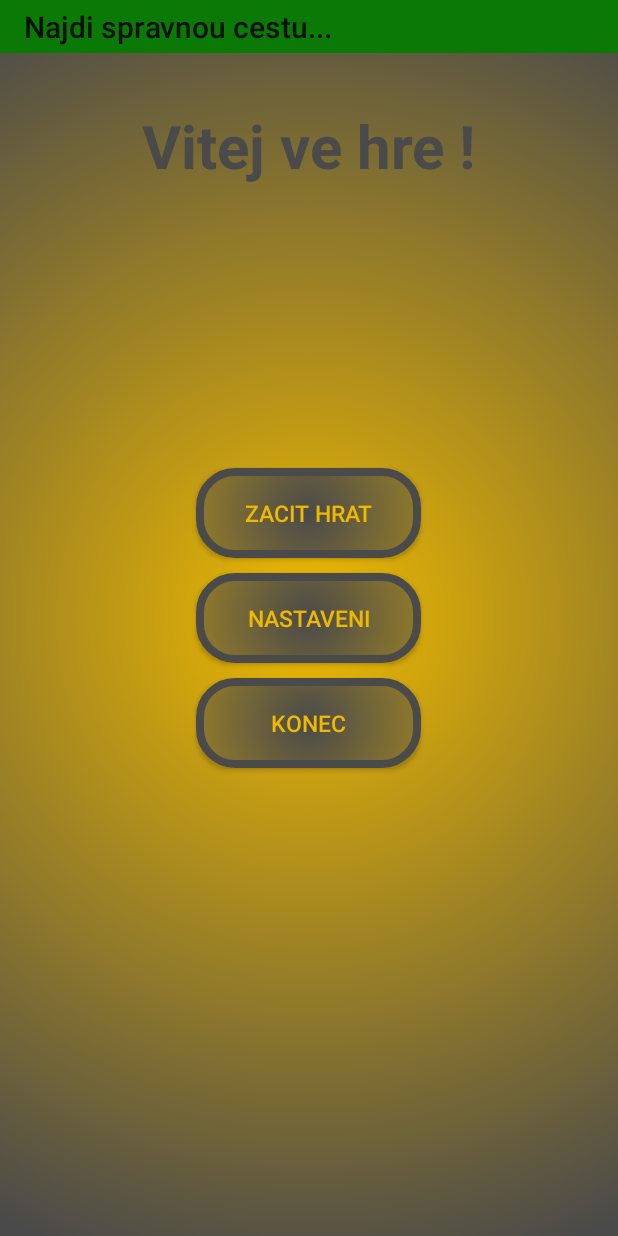
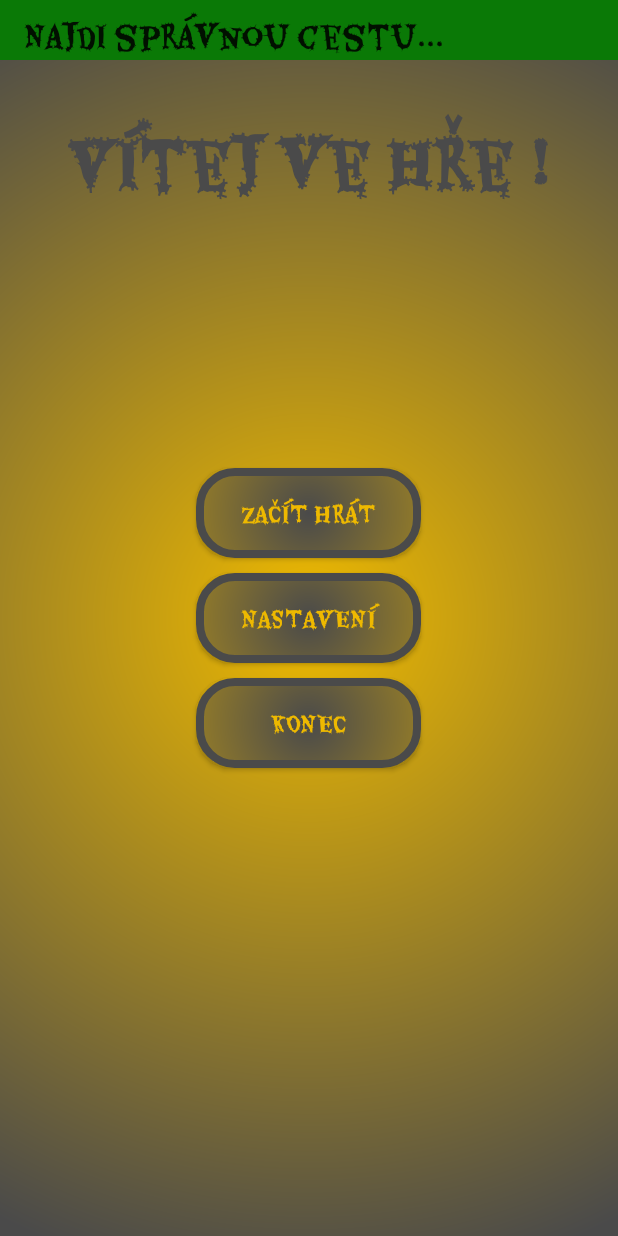
Before and after one commit to LucieTesarova/GameElf, an Android app: the screen it shows after launch (MainActivity), on a phone screen of 412 x 824 dp. Run offline under Robolectric (Android 15) with nearby library versions, the phone set to English and light mode, and no system bars.

Commit message:
set Font style

```diff
--- a/app/src/main/AndroidManifest.xml
+++ b/app/src/main/AndroidManifest.xml
@@ -5,7 +5,7 @@
     <application
         android:allowBackup="true"
         android:label="@string/app_name"
-        android:theme="@style/Theme.AppCompat.Light.NoActionBar">
+        android:theme="@style/AppTheme">
         <activity android:name=".MainActivity">
             <intent-filter>
                 <action android:name="android.intent.action.MAIN" />
--- a/app/src/main/java/com/example/lucie/mygame1/SoundDialogFragment.java
+++ b/app/src/main/java/com/example/lucie/mygame1/SoundDialogFragment.java
@@ -19,13 +19,13 @@ public class SoundDialogFragment extends DialogFragment {
 
         AlertDialog.Builder builder = new AlertDialog.Builder(getActivity(), R.style.MyDialog);
 
-        builder.setMessage("Chces mit zapnutou hudbu?")
-                .setPositiveButton("ANO", new DialogInterface.OnClickListener() {
+        builder.setMessage(R.string.hudba)
+                .setPositiveButton(R.string.ano, new DialogInterface.OnClickListener() {
                     public void onClick(DialogInterface dialog, int id) {
                         BackgroundSound.turnOnMusic();
                     }
                 })
-                .setNegativeButton("NE", new DialogInterface.OnClickListener() {
+                .setNegativeButton(R.string.ne, new DialogInterface.OnClickListener() {
                     public void onClick(DialogInterface dialog, int id) {
                        BackgroundSound.turnOffMusic();
                     }
--- a/app/src/main/res/layout/activity_main.xml
+++ b/app/src/main/res/layout/activity_main.xml
@@ -20,6 +20,7 @@
         android:textColor="@color/colorgrey"
         android:textSize="40sp"
         android:textStyle="bold"
+       style="@style/FontTheme"
         />
 
     <Button
@@ -32,7 +33,8 @@
         android:layout_centerHorizontal="true"
         android:layout_marginBottom="10sp"
         android:layout_above="@id/buttonNastaveni"
-        android:background="@drawable/button_shape_main" />
+        android:background="@drawable/button_shape_main"
+        style="@style/FontTheme"/>
 
     <Button
         android:id="@+id/buttonNastaveni"
@@ -42,7 +44,8 @@
         android:textColor="@color/coloryellow"
         android:textSize="15sp"
         android:layout_centerInParent="true"
-        android:background="@drawable/button_shape_main" />
+        android:background="@drawable/button_shape_main"
+        style="@style/FontTheme"/>
 
 
     <Button
@@ -55,6 +58,7 @@
         android:text="@string/buttonkonec"
         android:textColor="@color/coloryellow"
         android:textSize="15sp"
-        android:background="@drawable/button_shape_main" />
+        android:background="@drawable/button_shape_main"
+        style="@style/FontTheme"/>
 
 </RelativeLayout>
--- a/app/src/main/res/layout/app_bar.xml
+++ b/app/src/main/res/layout/app_bar.xml
@@ -1,7 +1,7 @@
 <?xml version="1.0" encoding="utf-8"?>
 <android.support.v7.widget.Toolbar xmlns:android="http://schemas.android.com/apk/res/android"
     android:layout_width="match_parent"
-    android:layout_height="35dp"
+    android:layout_height="40dp"
     xmlns:app="http://schemas.android.com/apk/res-auto"
     app:theme="@style/CustomToolbarStyle"
     app:popupTheme="@style/CustomPopupStyle">
--- a/app/src/main/res/layout/display_response.xml
+++ b/app/src/main/res/layout/display_response.xml
@@ -19,7 +19,8 @@
         android:layout_marginStart="10dp"
         android:text="@string/test"
         android:textColor="@color/coloryellow"
-        android:textSize="20sp" />
+        android:textSize="20sp"
+        style="@style/FontTheme"/>
 
     <ImageView
         android:id="@+id/image"
--- a/app/src/main/res/layout/gamequestion.xml
+++ b/app/src/main/res/layout/gamequestion.xml
@@ -20,7 +20,8 @@
         android:layout_marginEnd="10dp"
         android:text="@string/test"
         android:textColor="@color/coloryellow"
-        android:textSize="20sp" />
+        android:textSize="20sp"
+        style="@style/FontTheme"/>
 
     <ImageView
         android:id="@+id/image"
--- a/app/src/main/res/layout/gameresponse.xml
+++ b/app/src/main/res/layout/gameresponse.xml
@@ -26,7 +26,8 @@
             android:buttonTint="@color/coloryellow"
             android:textColor="@color/coloryellow"
             android:textSize="20sp"
-            android:onClick="onRadioButtonClicked"/>
+            android:onClick="onRadioButtonClicked"
+            style="@style/FontTheme"/>
 
         <RadioButton
             android:id="@+id/radiobuttonne"
@@ -37,7 +38,8 @@
             android:buttonTint="@color/coloryellow"
             android:textColor="@color/coloryellow"
             android:textSize="20sp"
-            android:onClick="onRadioButtonClicked"/>
+            android:onClick="onRadioButtonClicked"
+            style="@style/FontTheme"/>
     </RadioGroup>
 
     <ImageView
--- a/app/src/main/res/values/colors.xml
+++ b/app/src/main/res/values/colors.xml
@@ -1,7 +1,7 @@
 <?xml version="1.0" encoding="utf-8"?>
 <resources>
     <color name="colorPrimary">#3F51B5</color>
-    <color name="colorPrimaryDark">#303F9F</color>
+    <color name="colorPrimaryDark">#096D19</color>
     <color name="colorAccent">#FF4081</color>
     <color name="colorgreen">#0A7906</color>
     <color name="colorgrey">#4A4A4A</color>
--- a/app/src/main/res/values/strings.xml
+++ b/app/src/main/res/values/strings.xml
@@ -1,17 +1,20 @@
 <resources>
-    <string name="app_name">Najdi spravnou cestu...</string>
-    <string name="vitejvehre">Vitej ve hre !</string>
-    <string name="buttonhra">Zacit hrat</string>
+    <string name="app_name">Najdi správnou cestu...</string>
+    <string name="vitejvehre">Vítej ve hře !</string>
+    <string name="buttonhra">Začít hrát</string>
     <string name="buttonkonec">Konec</string>
     <string name="buttonpokracuj">--></string>
     <string name="test">test</string>
     <string name="ne">Ne</string>
     <string name="ano">Ano</string>
     <string name="buttonpotvrdit">-></string>
-    <string name="buttonnastaveni">Nastaveni</string>
-    <string name="settings_name">Nastaveni</string>
+    <string name="buttonnastaveni">Nastavení</string>
+    <string name="settings_name">Nastavení</string>
     <string name="endgame_name">Konec hry</string>
     <string name="title_activity_settings">Settings</string>
+    <string name="hudba">Chceš mit zapnutou hudbu?</string>
+    <!--<string name="ano">ANO</string>-->
+    <!--<string name="ne">NE</string>-->
 
     <!-- Strings related to Settings -->
 
--- a/app/src/main/res/values/styles.xml
+++ b/app/src/main/res/values/styles.xml
@@ -1,11 +1,14 @@
 <resources>
 
     <!-- Base application theme. -->
-    <style name="AppTheme" parent="Theme.AppCompat.Light.DarkActionBar"></style>
+    <style name="AppTheme" parent="Theme.AppCompat.Light.NoActionBar">
+        <item name="colorPrimaryDark">@color/colorPrimaryDark</item>
+    </style>
 
-    <!-- Customize your theme here. -->
+    <!-- Toolbar theme. -->
     <style name="CustomToolbarStyle" parent="Theme.AppCompat.Light.NoActionBar">
         <item name="android:background">@color/colorgreen</item>
+        <item name="android:fontFamily">@font/eaterregualr</item>
     </style>
 
     <!-- Menu item theme. -->
@@ -13,6 +16,7 @@
         <item name="android:background">@color/coloryellow</item>
         <item name="overlapAnchor">false</item>
         <item name="android:dropDownVerticalOffset">-10dp</item>
+        <item name="android:fontFamily">@font/eaterregualr</item>
     </style>
 
     <!-- DialogFragment theme. -->
@@ -20,7 +24,13 @@
         <item name="android:windowBackground">@color/coloryellow</item>
         <item name="android:windowIsFloating">true</item>
         <item name="android:windowAnimationStyle">@android:style/Animation.Dialog</item>
+        <item name="android:fontFamily">@font/eaterregualr</item>
         <item name="android:gravity">center</item>
     </style>
 
+     <!--Font style.xml -->
+    <style name="FontTheme" parent="ThemeOverlay.AppCompat.Light">
+        <item name="android:fontFamily">@font/eaterregualr</item>
+    </style>
+
 </resources>
--- a/build.gradle
+++ b/build.gradle
@@ -7,7 +7,7 @@ buildscript {
         jcenter()
     }
     dependencies {
-        classpath 'com.android.tools.build:gradle:3.2.1'
+        classpath 'com.android.tools.build:gradle:3.3.0'
 
 
         // NOTE: Do not place your application dependencies here; they belong
```
Also changed, not shown: app/src/main/res/font/eaterregualr.ttf (added), app/src/main/res/font/emilyscenadyregular.ttf (added), gradle/wrapper/gradle-wrapper.properties.
